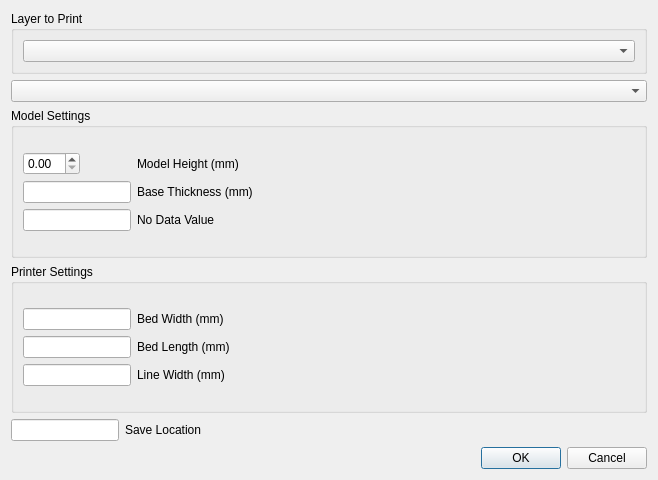
The window that dem2stl_dialog_base.ui (SuheybAden/STL_Generator-QGIS_Plugin) describes before a commit, drawn with Qt 5.
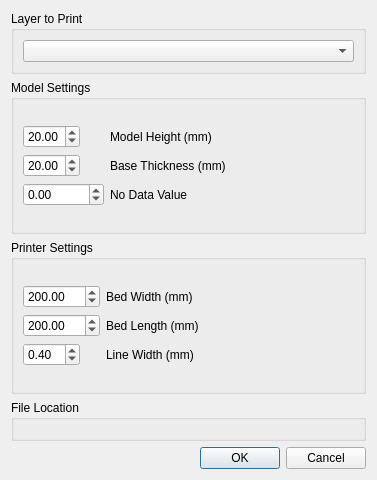
The same window after the commit. Custom widgets are drawn as their Qt base class.

Commit message: Updated layer selection UI

The edit to the form file:
```diff
--- a/dem2stl_dialog_base.ui
+++ b/dem2stl_dialog_base.ui
@@ -6,7 +6,7 @@
    <rect>
     <x>0</x>
     <y>0</y>
-    <width>658</width>
+    <width>377</width>
     <height>480</height>
    </rect>
   </property>
@@ -24,18 +24,15 @@
      </property>
      <layout class="QVBoxLayout" name="verticalLayout">
       <item>
-       <widget class="QComboBox" name="selectedLayer_ComboBox"/>
+       <widget class="QgsMapLayerComboBox" name="layers_comboBox">
+        <property name="showCrs">
+         <bool>true</bool>
+        </property>
+       </widget>
       </item>
      </layout>
     </widget>
    </item>
-   <item>
-    <widget class="QgsMapLayerComboBox" name="layers_comboBox">
-     <property name="showCrs">
-      <bool>true</bool>
-     </property>
-    </widget>
-   </item>
    <item>
     <widget class="QGroupBox" name="groupBox_2">
      <property name="title">
@@ -57,9 +54,6 @@
           </property>
          </widget>
         </item>
-        <item row="3" column="0">
-         <widget class="QLineEdit" name="baseHeight_input"/>
-        </item>
         <item row="3" column="1">
          <widget class="QLabel" name="base_label">
           <property name="text">
@@ -67,9 +61,6 @@
           </property>
          </widget>
         </item>
-        <item row="4" column="0">
-         <widget class="QLineEdit" name="noDataValue_input"/>
-        </item>
         <item row="4" column="1">
          <widget class="QLabel" name="label_2">
           <property name="text">
@@ -104,7 +95,28 @@
          </spacer>
         </item>
         <item row="2" column="0">
-         <widget class="QDoubleSpinBox" name="printHeight_input"/>
+         <widget class="QDoubleSpinBox" name="printHeight_input">
+          <property name="value">
+           <double>20.000000000000000</double>
+          </property>
+         </widget>
+        </item>
+        <item row="3" column="0">
+         <widget class="QDoubleSpinBox" name="baseHeight_input">
+          <property name="value">
+           <double>20.000000000000000</double>
+          </property>
+         </widget>
+        </item>
+        <item row="4" column="0">
+         <widget class="QDoubleSpinBox" name="noDataValue_input">
+          <property name="minimum">
+           <double>-50000.000000000000000</double>
+          </property>
+          <property name="maximum">
+           <double>50000.000000000000000</double>
+          </property>
+         </widget>
         </item>
        </layout>
       </item>
@@ -138,9 +150,6 @@
           </property>
          </spacer>
         </item>
-        <item row="1" column="0">
-         <widget class="QLineEdit" name="bedWidth_input"/>
-        </item>
         <item row="1" column="1">
          <widget class="QLabel" name="label_6">
           <property name="text">
@@ -148,9 +157,6 @@
           </property>
          </widget>
         </item>
-        <item row="2" column="0">
-         <widget class="QLineEdit" name="bedLength_input"/>
-        </item>
         <item row="2" column="1">
          <widget class="QLabel" name="label_7">
           <property name="text">
@@ -158,9 +164,6 @@
           </property>
          </widget>
         </item>
-        <item row="3" column="0">
-         <widget class="QLineEdit" name="lineWidth_input"/>
-        </item>
         <item row="3" column="1">
          <widget class="QLabel" name="label_8">
           <property name="text">
@@ -181,24 +184,56 @@
           </property>
          </spacer>
         </item>
+        <item row="1" column="0">
+         <widget class="QDoubleSpinBox" name="bedWidth_input">
+          <property name="maximum">
+           <double>10000.000000000000000</double>
+          </property>
+          <property name="value">
+           <double>200.000000000000000</double>
+          </property>
+         </widget>
+        </item>
+        <item row="2" column="0">
+         <widget class="QDoubleSpinBox" name="bedLength_input">
+          <property name="maximum">
+           <double>10000.000000000000000</double>
+          </property>
+          <property name="value">
+           <double>200.000000000000000</double>
+          </property>
+         </widget>
+        </item>
+        <item row="3" column="0">
+         <widget class="QDoubleSpinBox" name="lineWidth_input">
+          <property name="singleStep">
+           <double>0.100000000000000</double>
+          </property>
+          <property name="value">
+           <double>0.400000000000000</double>
+          </property>
+         </widget>
+        </item>
        </layout>
       </item>
      </layout>
     </widget>
    </item>
    <item>
-    <layout class="QFormLayout" name="formLayout_3">
-     <item row="0" column="0">
-      <widget class="QLineEdit" name="saveLocation_input"/>
-     </item>
-     <item row="0" column="1">
-      <widget class="QLabel" name="label">
-       <property name="text">
-        <string>Save Location</string>
-       </property>
-      </widget>
-     </item>
-    </layout>
+    <widget class="QGroupBox" name="groupBox_4">
+     <property name="title">
+      <string>File Location</string>
+     </property>
+     <layout class="QVBoxLayout" name="verticalLayout_5">
+      <item>
+       <widget class="QgsFileWidget" name="saveLocation_input">
+        <property name="storageMode">
+         <enum>QgsFileWidget::GetDirectory</enum>
+        </property>
+       </widget>
+      </item>
+     </layout>
+    </widget>
    </item>
    <item>
     <widget class="QDialogButtonBox" name="button_box">
@@ -213,6 +248,11 @@
   </layout>
  </widget>
  <customwidgets>
+  <customwidget>
+   <class>QgsFileWidget</class>
+   <extends>QWidget</extends>
+   <header>qgsfilewidget.h</header>
+  </customwidget>
   <customwidget>
    <class>QgsMapLayerComboBox</class>
    <extends>QComboBox</extends>
```
The commit also changes 2 other files.
